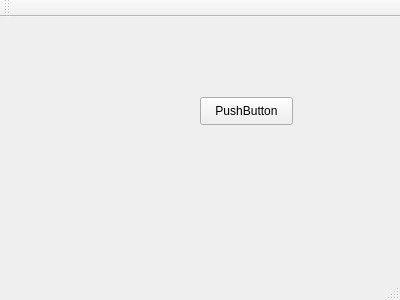
First picture: the form in mainwindow.ui, repository adiskahovsky/SecretGram, before the edit.
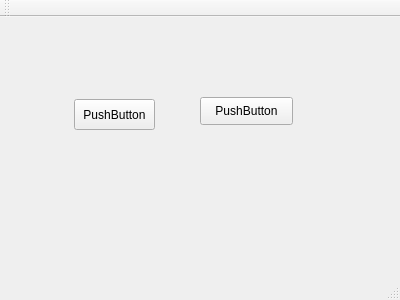
Second picture: the form after the edit.

Diff of the .ui file:
```diff
--- a/mainwindow.ui
+++ b/mainwindow.ui
@@ -27,6 +27,19 @@
      <string>PushButton</string>
     </property>
    </widget>
+   <widget class="QPushButton" name="pushButton_2">
+    <property name="geometry">
+     <rect>
+      <x>74</x>
+      <y>82</y>
+      <width>81</width>
+      <height>31</height>
+     </rect>
+    </property>
+    <property name="text">
+     <string>PushButton</string>
+    </property>
+   </widget>
   </widget>
   <widget class="QMenuBar" name="menuBar">
    <property name="geometry">
```
Left out of the diff: 2 changed lines with no effect on the pictures.
